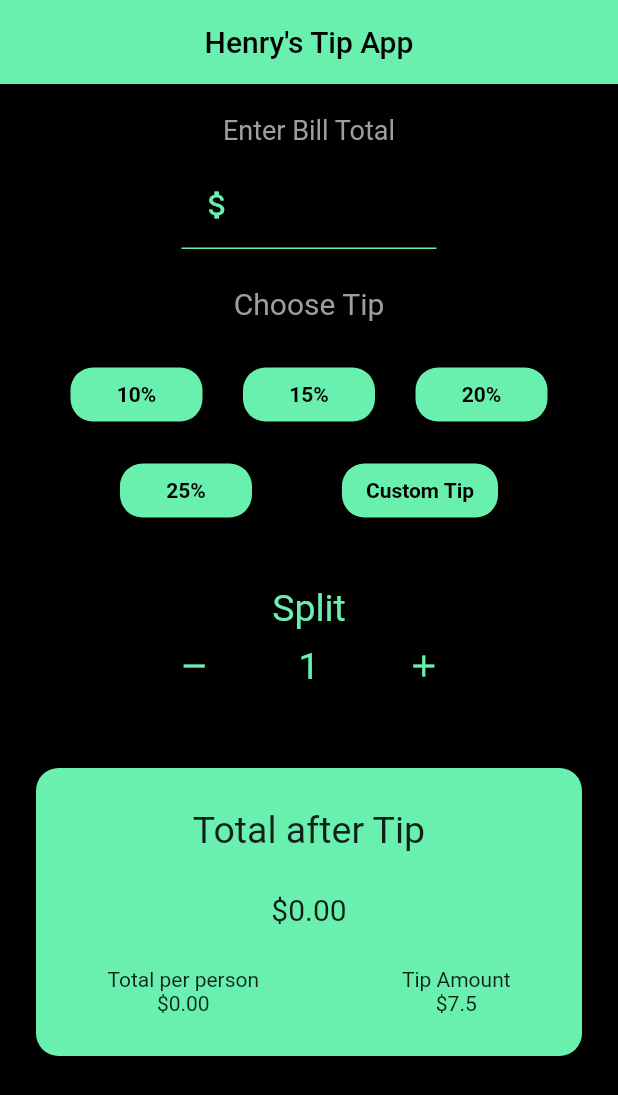
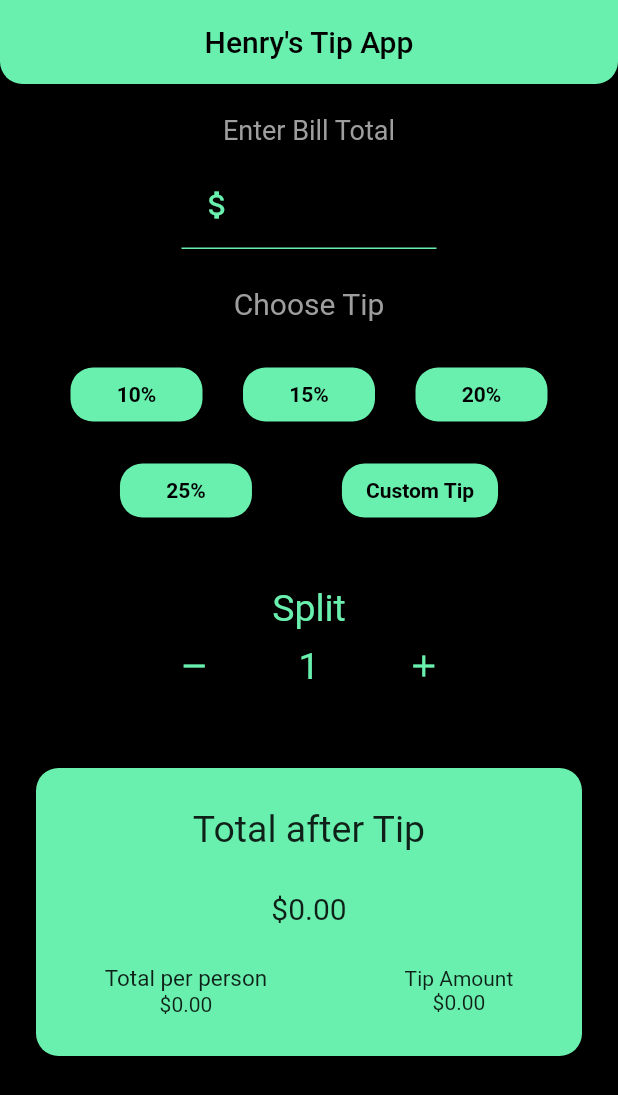
Before and after one commit to henrywong1/tip_calculator_flutter, a Flutter app: the screen it shows after launch, on a phone screen of 412 x 824 dp. Shown: the top 1095 px of the screen. Run offline on Flutter 3.47's test engine with Material 2 defaults, Android fonts, the phone set to English and light mode, and no system bars.

Commit message:
fully functioning tip calculator

```diff
--- a/lib/main.dart
+++ b/lib/main.dart
@@ -20,9 +20,15 @@ class _TipScreenState extends State<TipScreen> {
   @override
   Widget build(BuildContext context) {
     return MaterialApp(
+      debugShowCheckedModeBanner: false,
       home: Scaffold(
         backgroundColor: Colors.black,
         appBar: AppBar(
+          shape: RoundedRectangleBorder(
+            borderRadius: BorderRadius.vertical(
+              bottom: Radius.circular(15)
+            ),
+          ),
           backgroundColor: Colors.greenAccent,
           title: Center(
             child: Text(
@@ -202,6 +208,9 @@ class _TipScreenState extends State<TipScreen> {
                               children: <Widget>[
                                 Text(
                                   'Total per person',
+                                  style: TextStyle(
+                                    fontSize: 15
+                                  ),
                                 ),
                                 Text(
                                     '\$${(calculatedValue / numPeople).toStringAsFixed(2)}',
@@ -211,7 +220,7 @@ class _TipScreenState extends State<TipScreen> {
                             Column(
                               children: <Widget>[
                                 Text('Tip Amount'),
-                                Text('\$7.5'),
+                                Text('\$${(billAmount * percentValue).toStringAsFixed(2)}'),
                               ],
                             ),
                           ],
```
